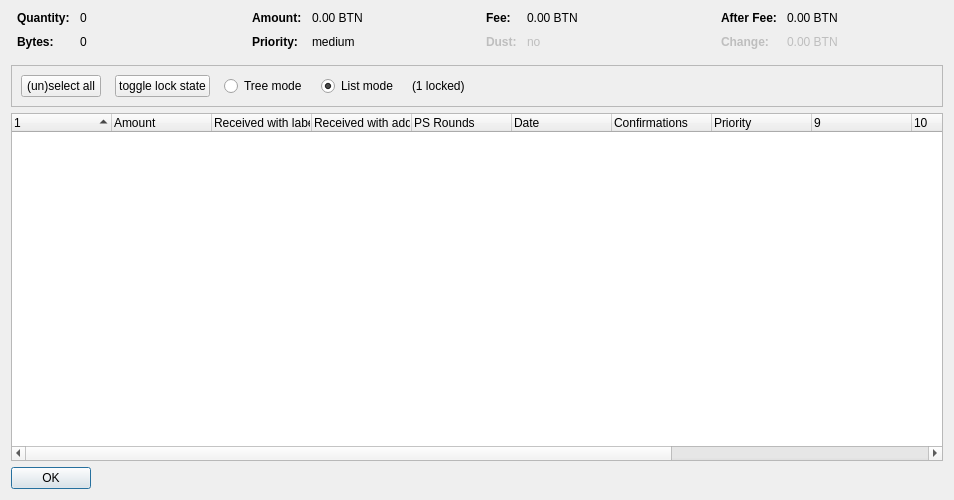
modcrypto/bitnexus, file src/qt/forms/coincontroldialog.ui: the form before one commit.
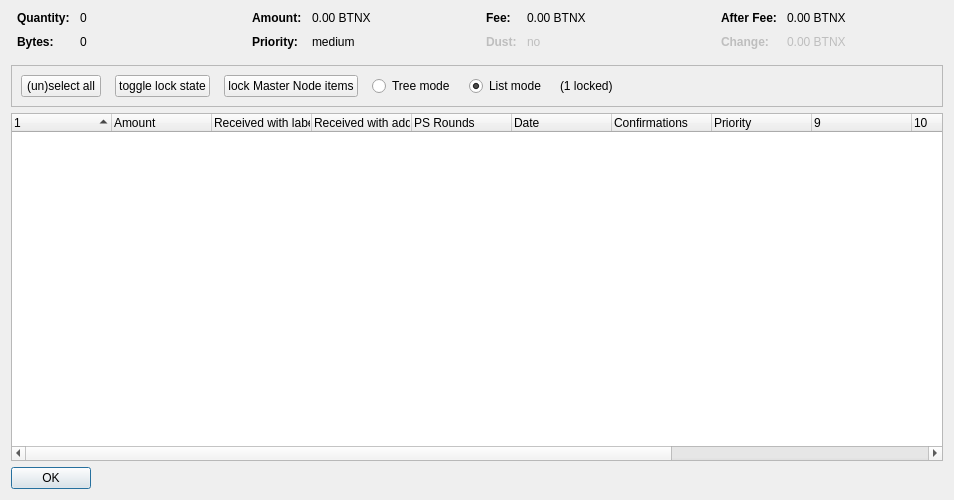
The form after the commit. Custom widgets are drawn as their Qt base class.

```diff
--- a/src/qt/forms/coincontroldialog.ui
+++ b/src/qt/forms/coincontroldialog.ui
@@ -135,7 +135,7 @@
           <enum>Qt::ActionsContextMenu</enum>
          </property>
          <property name="text">
-          <string notr="true">0.00 BTN</string>
+          <string notr="true">0.00 BTNX</string>
          </property>
          <property name="textInteractionFlags">
           <set>Qt::LinksAccessibleByMouse|Qt::TextSelectableByKeyboard|Qt::TextSelectableByMouse</set>
@@ -209,7 +209,7 @@
           <enum>Qt::ActionsContextMenu</enum>
          </property>
          <property name="text">
-          <string notr="true">0.00 BTN</string>
+          <string notr="true">0.00 BTNX</string>
          </property>
          <property name="textInteractionFlags">
           <set>Qt::LinksAccessibleByMouse|Qt::TextSelectableByKeyboard|Qt::TextSelectableByMouse</set>
@@ -289,7 +289,7 @@
           <enum>Qt::ActionsContextMenu</enum>
          </property>
          <property name="text">
-          <string notr="true">0.00 BTN</string>
+          <string notr="true">0.00 BTNX</string>
          </property>
          <property name="textInteractionFlags">
           <set>Qt::LinksAccessibleByMouse|Qt::TextSelectableByKeyboard|Qt::TextSelectableByMouse</set>
@@ -324,7 +324,7 @@
           <enum>Qt::ActionsContextMenu</enum>
          </property>
          <property name="text">
-          <string notr="true">0.00 BTN</string>
+          <string notr="true">0.00 BTNX</string>
          </property>
          <property name="textInteractionFlags">
           <set>Qt::LinksAccessibleByMouse|Qt::TextSelectableByKeyboard|Qt::TextSelectableByMouse</set>
@@ -351,7 +351,7 @@
      </property>
      <layout class="QHBoxLayout" name="horizontalLayout">
       <item>
-       <layout class="QHBoxLayout" name="horizontalLayoutPanel" stretch="0,0,0,0,0,0">
+       <layout class="QHBoxLayout" name="horizontalLayoutPanel" stretch="0,0,0,0,0,0,0">
         <property name="spacing">
          <number>14</number>
         </property>
@@ -387,6 +387,16 @@
           </property>
          </widget>
         </item>
+        <item>
+         <widget class="QPushButton" name="pushButtonLock1000">
+          <property name="toolTip">
+           <string>To lock all masternode item </string>
+          </property>
+          <property name="text">
+           <string>lock Master Node items</string>
+          </property>
+         </widget>
+        </item>
         <item>
          <widget class="QRadioButton" name="radioTreeMode">
           <property name="sizePolicy">
```
